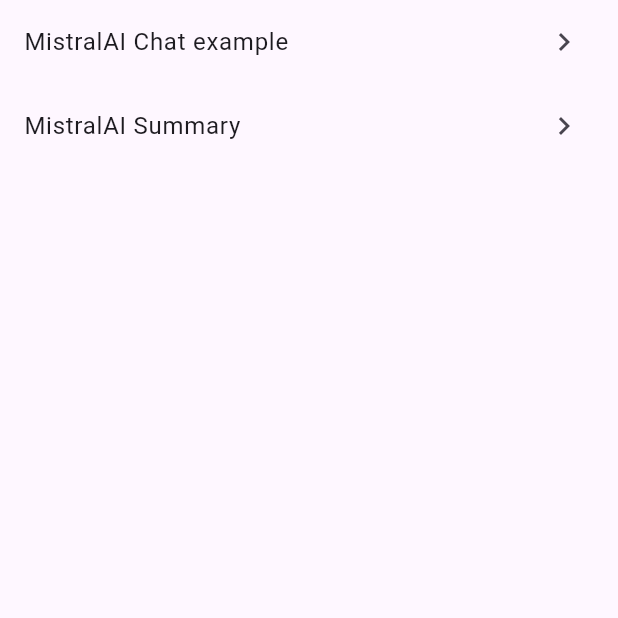
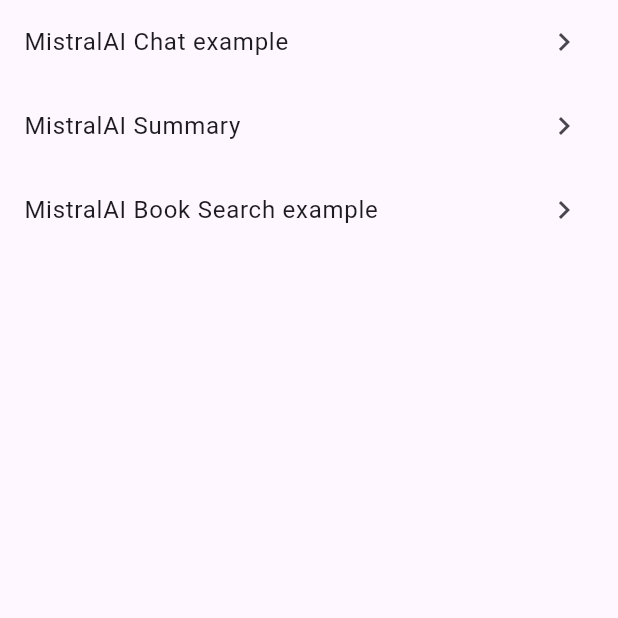
Before and after one commit to nomtek/flutter_ai_examples, a Flutter app: the screen it shows after launch, on a phone screen of 412 x 824 dp, the top half of it. Run offline on Flutter 3.47's test engine with Material 3 defaults, Android fonts, the phone set to English and light mode, and no system bars; our stand-ins replace go_router; missing offline and left inert: langchain, mistralai_client_dart; generated files the repository leaves out were written again; key blocks and very long unbroken strings in the code were emptied for the run.

Commit message:
add tile tile to home screen with navigation to book search example

```diff
--- a/lib/app/home_page.dart
+++ b/lib/app/home_page.dart
@@ -18,6 +18,11 @@ class HomePage extends StatelessWidget {
               trailing: const Icon(Icons.chevron_right),
               onTap: () => const MistralAISummaryRoute().go(context),
             ),
+            ListTile(
+              title: const Text('MistralAI Book Search example'),
+              trailing: const Icon(Icons.chevron_right),
+              onTap: () => const MistralAIBookSearchRoute().go(context),
+            ),
           ],
         ),
       );
```
